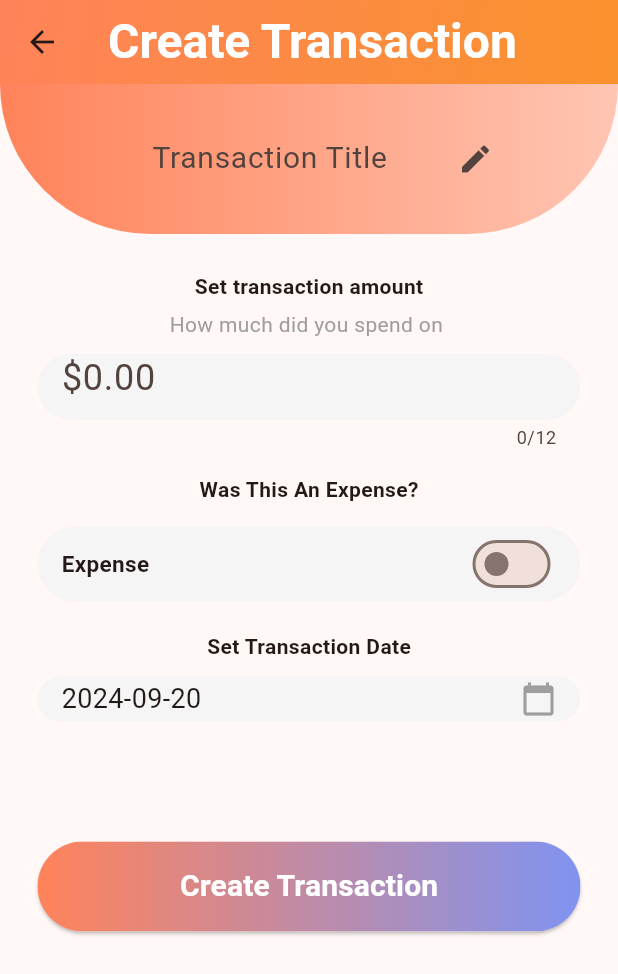
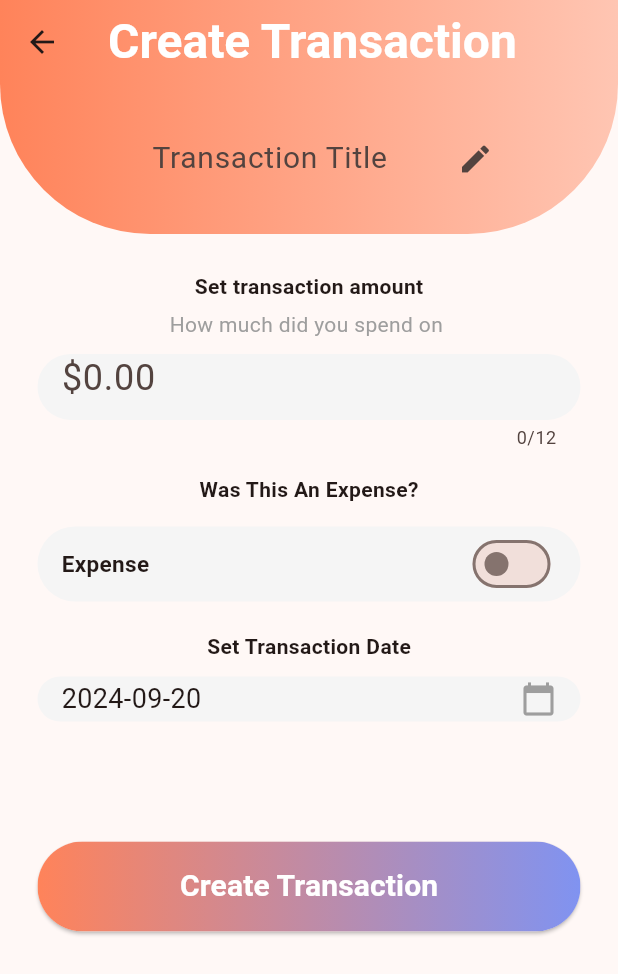
Before and after one commit to KushParmar07/Econowise, a Flutter app: the TransactionScreen screen opened directly, on a phone screen of 412 x 824 dp. Shown: the top 974 px of the screen. Run offline on Flutter 3.47's test engine with Material 3 defaults, Android fonts, the light colour scheme and no system bars; our stand-ins replace cloud_firestore, firebase_auth, firebase_core, flutter_colorpicker, fluttertoast, google_sign_in and 2 more; accounts and stored records are empty.

Commit message:
Minor Bug Fixes

```diff
--- a/lib/navigation_bar.dart
+++ b/lib/navigation_bar.dart
@@ -37,7 +37,7 @@ class _MenuSelecterState extends State<MenuSelecter> {
       appBar: AppBar(
         title: Text(appBarTitle),
         centerTitle: true,
-        backgroundColor: context.read<SaveData>().primaryColor,
+        backgroundColor: context.read<SaveData>().primaryColor.withAlpha(130),
         actions: [
           IconButton(
               onPressed: () {
--- a/lib/transaction_files/create_transaction.dart
+++ b/lib/transaction_files/create_transaction.dart
@@ -143,7 +143,6 @@ class _TransactionScreenState extends State<TransactionScreen> {
   Widget build(BuildContext context) {
     return Scaffold(
         appBar: AppBar(
-          backgroundColor: const Color(0xFFF59E0B),
           title: const Text('Create Transaction',
               style: TextStyle(
                   color: Colors.white,
@@ -155,8 +154,8 @@ class _TransactionScreenState extends State<TransactionScreen> {
           flexibleSpace: Container(
             decoration: BoxDecoration(
                 gradient: LinearGradient(
-                    begin: Alignment.topLeft,
-                    end: Alignment.bottomRight,
+                    begin: Alignment.centerLeft,
+                    end: Alignment.centerRight,
                     colors: [
                   context.read<SaveData>().primaryColor,
                   context.read<SaveData>().primaryColor.withAlpha(110)
```
Also changed, not shown: lib/login_files/login.dart (+43 -13 lines).
